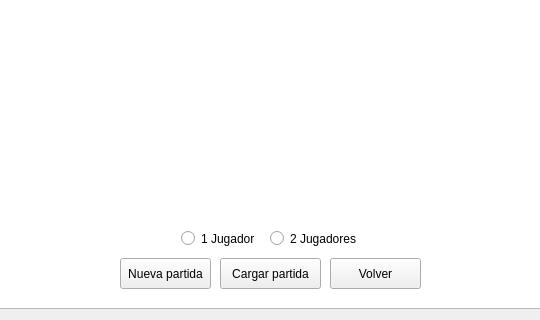
This is Videojuego_Final/menu_partida.ui in KevinMartinez1999/Juego as Qt 5 draws it before an edit; both pictures show x 130 to 670 and y 262 to 582 of the 782 by 582 pixel window. The edited form follows.
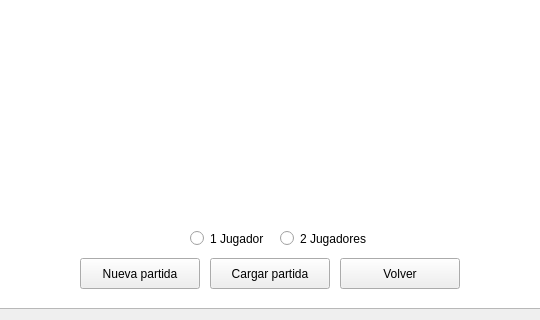
This is the edited form. Icons and pictures are not drawn.

What changed in the file:
```diff
--- a/Videojuego_Final/menu_partida.ui
+++ b/Videojuego_Final/menu_partida.ui
@@ -26,6 +26,19 @@
    <iconset resource="Imagenes.qrc">
     <normaloff>:/Imagenes/ICONO.png</normaloff>:/Imagenes/ICONO.png</iconset>
   </property>
+  <property name="styleSheet">
+   <string notr="true">QPushButton{
+	border-image:url(:/Imagenes/Boton.png);
+}
+
+QPushButton:hover{
+	border-image:url(:/Imagenes/BotonHover.png);
+}
+
+QPushButton:pressed{
+	border-image:url(:/Imagenes/BotonPush.png);
+}</string>
+  </property>
   <widget class="QGraphicsView" name="graphicsView">
    <property name="geometry">
     <rect>
@@ -39,7 +52,7 @@
   <widget class="QRadioButton" name="un_jugador">
    <property name="geometry">
     <rect>
-     <x>311</x>
+     <x>320</x>
      <y>490</y>
      <width>91</width>
      <height>21</height>
@@ -52,7 +65,7 @@
   <widget class="QRadioButton" name="dos_jugadores">
    <property name="geometry">
     <rect>
-     <x>400</x>
+     <x>410</x>
      <y>490</y>
      <width>101</width>
      <height>21</height>
@@ -65,9 +78,9 @@
   <widget class="QPushButton" name="nueva_partida">
    <property name="geometry">
     <rect>
-     <x>250</x>
+     <x>210</x>
      <y>520</y>
-     <width>91</width>
+     <width>120</width>
      <height>31</height>
     </rect>
    </property>
@@ -78,9 +91,9 @@
   <widget class="QPushButton" name="cargar_partida">
    <property name="geometry">
     <rect>
-     <x>350</x>
+     <x>340</x>
      <y>520</y>
-     <width>101</width>
+     <width>120</width>
      <height>31</height>
     </rect>
    </property>
@@ -91,9 +104,9 @@
   <widget class="QPushButton" name="volver">
    <property name="geometry">
     <rect>
-     <x>460</x>
+     <x>470</x>
      <y>520</y>
-     <width>91</width>
+     <width>120</width>
      <height>31</height>
     </rect>
    </property>
```
